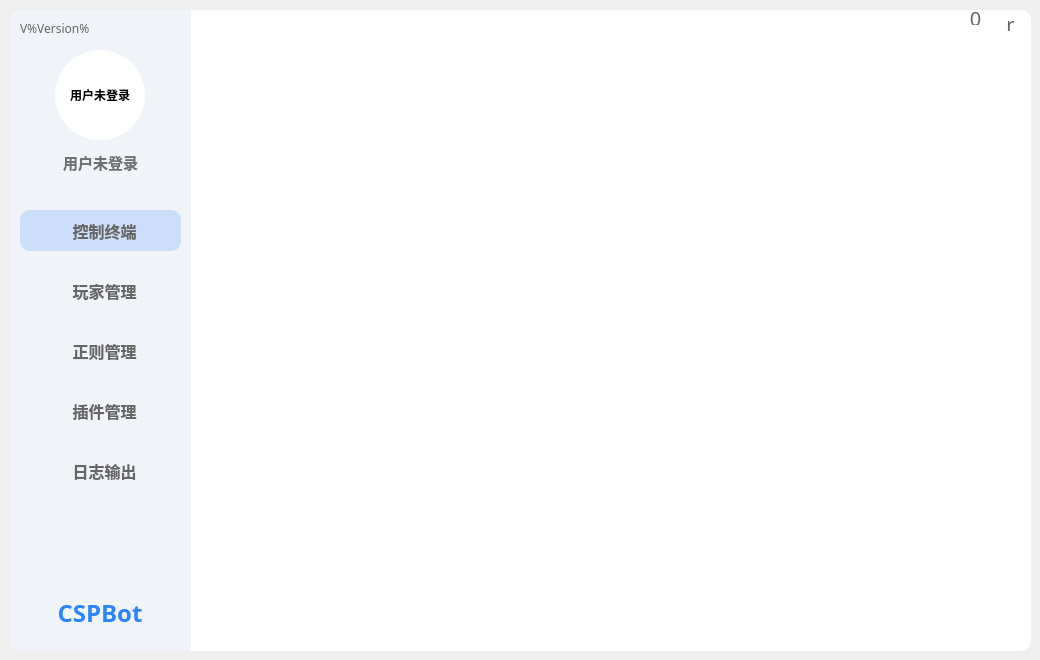
CSPDevTeam/CSPBot2.0, file CSPBot2.0/ResourceFile/cspbot20.ui: the form before one commit.
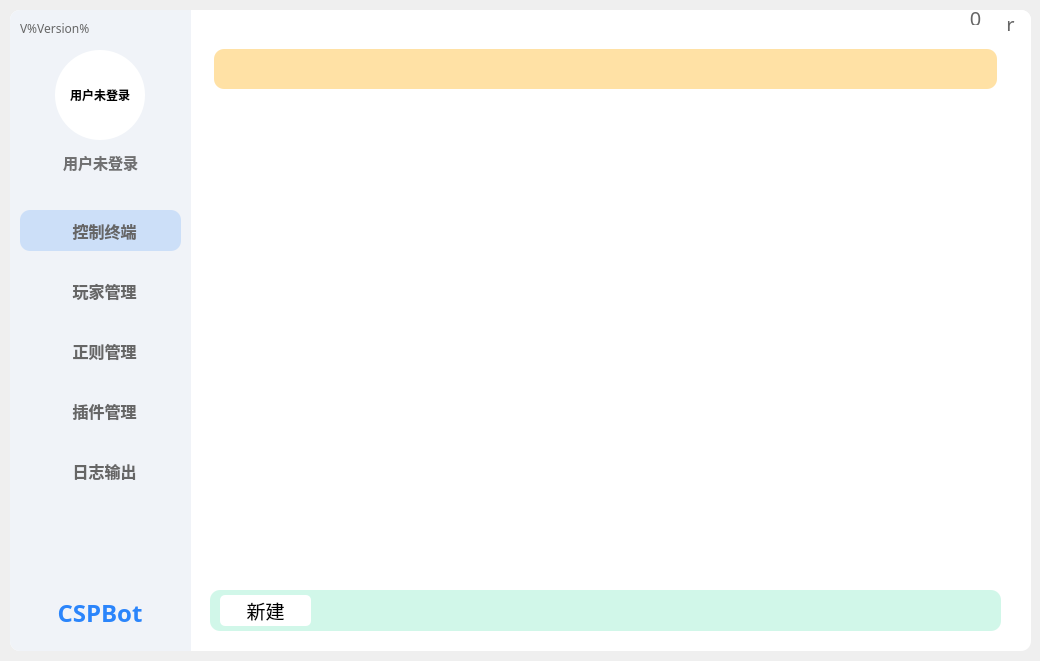
The form after the commit. The open tabs and pages were chosen to show the change. Icons and pictures are not drawn.

Commit message: add regular admin system

```diff
--- a/CSPBot2.0/ResourceFile/cspbot20.ui
+++ b/CSPBot2.0/ResourceFile/cspbot20.ui
@@ -7,7 +7,7 @@
     <x>0</x>
     <y>0</y>
     <width>1040</width>
-    <height>660</height>
+    <height>661</height>
    </rect>
   </property>
   <property name="windowTitle">
@@ -745,10 +745,89 @@
         <x>10</x>
         <y>5</y>
         <width>791</width>
-        <height>591</height>
+        <height>531</height>
        </rect>
       </property>
+      <property name="font">
+       <font>
+        <family>HarmonyOS Sans SC</family>
+        <pointsize>11</pointsize>
+       </font>
+      </property>
+      <property name="styleSheet">
+       <string notr="true">QTableView QTableCornerButton::section {
+    color: white;
+    background-color: rgb(64, 64, 64);
+    border: 0px;
+    border-radius:10px;
+    border-color: rgb(64, 64, 64);
+ }
+
+ QTableView {
+    color: black;
+    gridline-color: black;
+    background-color: rgb(255, 255, 255);
+	alternate-background-color: rgb(233, 248, 254);
+    selection-color: black;
+    selection-background-color: #ccdff8;
+    border-radius: 10px;
+    padding: 4px 4px;	
+}
+
+QHeaderView {
+    color: white;
+    background-color: rgba(255, 170,0,90);
+    border-radius:10px 10px 0 0;
+    min-height:40px;
+}
+
+QHeaderView::section {
+    color: white;
+    background-color: rgba(255, 170, 0,90);;
+    border-radius:10px;
+} </string>
+      </property>
      </widget>
+     <widget class="QPushButton" name="regularNew">
+      <property name="geometry">
+       <rect>
+        <x>20</x>
+        <y>555</y>
+        <width>91</width>
+        <height>31</height>
+       </rect>
+      </property>
+      <property name="font">
+       <font>
+        <family>HarmonyOS Sans SC</family>
+        <pointsize>14</pointsize>
+       </font>
+      </property>
+      <property name="styleSheet">
+       <string notr="true">background-color:white;
+border-radius:5px;</string>
+      </property>
+      <property name="text">
+       <string>新建</string>
+      </property>
+     </widget>
+     <widget class="QWidget" name="regularWidget" native="true">
+      <property name="geometry">
+       <rect>
+        <x>10</x>
+        <y>550</y>
+        <width>791</width>
+        <height>41</height>
+       </rect>
+      </property>
+      <property name="styleSheet">
+       <string notr="true">border-radius:10px;
+background-color:#D1F7E9;</string>
+      </property>
+     </widget>
+     <zorder>regularWidget</zorder>
+     <zorder>regularAdmin</zorder>
+     <zorder>regularNew</zorder>
     </widget>
     <widget class="QWidget" name="Plugin">
      <widget class="QListView" name="pluginAdmin">
```
Left out of the diff: 84 changed lines with no effect on the pictures. The commit also changes 19 other files.
